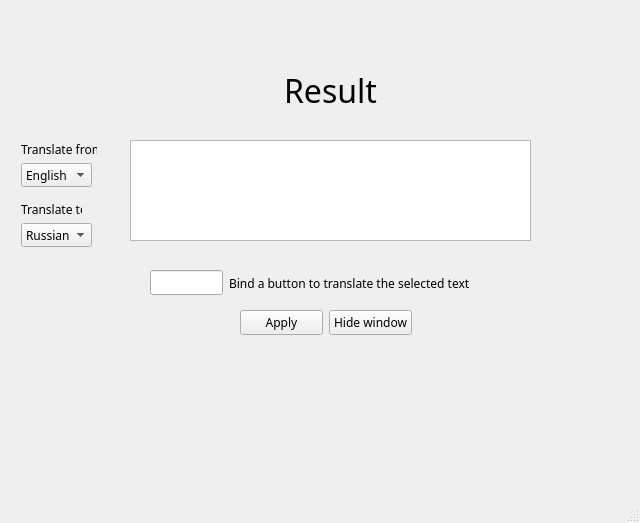
Before: the Qt Designer form mainwindow.ui in K-or-unknown/TransNow, drawn with Qt 5.
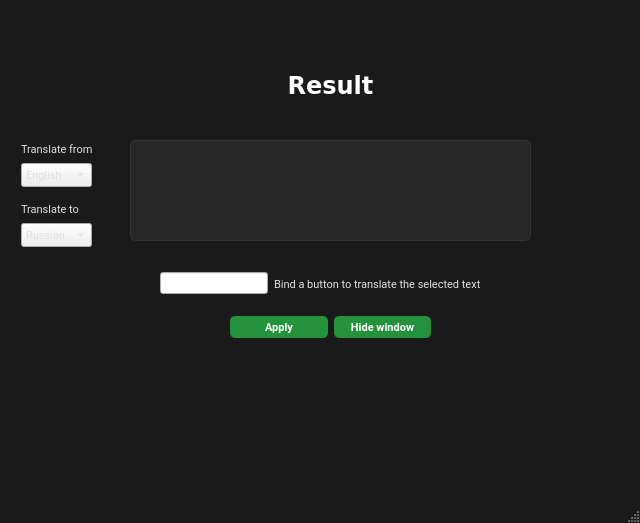
After: the same form once the commit is applied.

What changed in the file:
```diff
--- a/mainwindow.ui
+++ b/mainwindow.ui
@@ -25,6 +25,62 @@
   <property name="windowTitle">
    <string>MainWindow</string>
   </property>
+  <property name="styleSheet">
+   <string notr="true">
+QMainWindow {
+    background-color: #1a1a1a;
+}
+
+
+QWidget {
+    font-family:  &quot;Roboto&quot;;
+    font-size: 11px;
+    color: #e0e0e0;
+}
+
+
+QTextEdit {
+    background-color: #262626;
+    border: 1px solid #333;
+    border-radius: 6px;
+    padding: 8px;
+    color: #ffffff;
+    selection-background-color: #24913C; 
+}
+
+
+QPushButton {
+    background-color: #24913C; 
+    color: white;
+    border: none;
+    border-radius: 5px;
+    padding: 4px 8px;
+    font-weight: bold;
+}
+
+QPushButton:hover {
+    background-color: #1e7a32; 
+}
+
+QPushButton:pressed {
+    background-color: #165e26; 
+}
+
+
+QLabel#res_label {
+    color: white;
+	 font-family:  &quot;Verdana&quot;;
+    font-size: 24px;
+    font-weight: bold;
+    margin-bottom: 10px;
+}
+
+
+QLabel#label_info {
+    color: #888;
+    font-size: 9px;
+}</string>
+  </property>
   <property name="locale">
    <locale language="English" country="UnitedStates"/>
   </property>
@@ -52,8 +108,9 @@
     </property>
     <property name="font">
      <font>
-      <family>Franklin Gothic</family>
-      <pointsize>24</pointsize>
+      <family>Verdana</family>
+      <pointsize>-1</pointsize>
+      <bold>true</bold>
      </font>
     </property>
     <property name="text">
@@ -66,10 +123,10 @@
    <widget class="QWidget" name="layoutWidget">
     <property name="geometry">
      <rect>
-      <x>150</x>
+      <x>160</x>
       <y>270</y>
       <width>321</width>
-      <height>26</height>
+      <height>27</height>
      </rect>
     </property>
     <layout class="QHBoxLayout" name="horizontalLayout_2">
@@ -77,7 +134,8 @@
       <widget class="QLineEdit" name="lineEdit_bind_trans">
        <property name="font">
         <font>
-         <family>Franklin Gothic</family>
+         <family>Roboto</family>
+         <pointsize>-1</pointsize>
         </font>
        </property>
        <property name="alignment">
@@ -89,7 +147,8 @@
       <widget class="QLabel" name="label_bind_trans">
        <property name="font">
         <font>
-         <family>Franklin Gothic</family>
+         <family>Roboto</family>
+         <pointsize>-1</pointsize>
         </font>
        </property>
        <property name="text">
@@ -102,10 +161,10 @@
    <widget class="QWidget" name="layoutWidget">
     <property name="geometry">
      <rect>
-      <x>240</x>
+      <x>230</x>
       <y>310</y>
-      <width>172</width>
-      <height>26</height>
+      <width>201</width>
+      <height>35</height>
      </rect>
     </property>
     <layout class="QHBoxLayout" name="horizontalLayout">
@@ -113,7 +172,9 @@
       <widget class="QPushButton" name="pushButton_apply">
        <property name="font">
         <font>
-         <family>Franklin Gothic</family>
+         <family>Roboto</family>
+         <pointsize>-1</pointsize>
+         <bold>true</bold>
         </font>
        </property>
        <property name="text">
@@ -125,7 +186,9 @@
       <widget class="QPushButton" name="pushButton">
        <property name="font">
         <font>
-         <family>Franklin Gothic</family>
+         <family>Roboto</family>
+         <pointsize>-1</pointsize>
+         <bold>true</bold>
         </font>
        </property>
        <property name="text">
@@ -146,7 +209,8 @@
     </property>
     <property name="font">
      <font>
-      <family>Franklin Gothic</family>
+      <family>Roboto</family>
+      <pointsize>-1</pointsize>
      </font>
     </property>
     <item>
@@ -186,7 +250,8 @@
     </property>
     <property name="font">
      <font>
-      <family>Franklin Gothic</family>
+      <family>Roboto</family>
+      <pointsize>-1</pointsize>
      </font>
     </property>
     <property name="locale">
@@ -207,7 +272,8 @@
     </property>
     <property name="font">
      <font>
-      <family>Franklin Gothic</family>
+      <family>Roboto</family>
+      <pointsize>-1</pointsize>
      </font>
     </property>
     <item>
@@ -247,7 +313,8 @@
     </property>
     <property name="font">
      <font>
-      <family>Franklin Gothic</family>
+      <family>Roboto</family>
+      <pointsize>-1</pointsize>
      </font>
     </property>
     <property name="text">
@@ -265,7 +332,8 @@
     </property>
     <property name="font">
      <font>
-      <family>Franklin Gothic</family>
+      <family>Roboto</family>
+      <pointsize>-1</pointsize>
      </font>
     </property>
    </widget>
```
Left out of the diff: 2 changed lines with no effect on the pictures.
